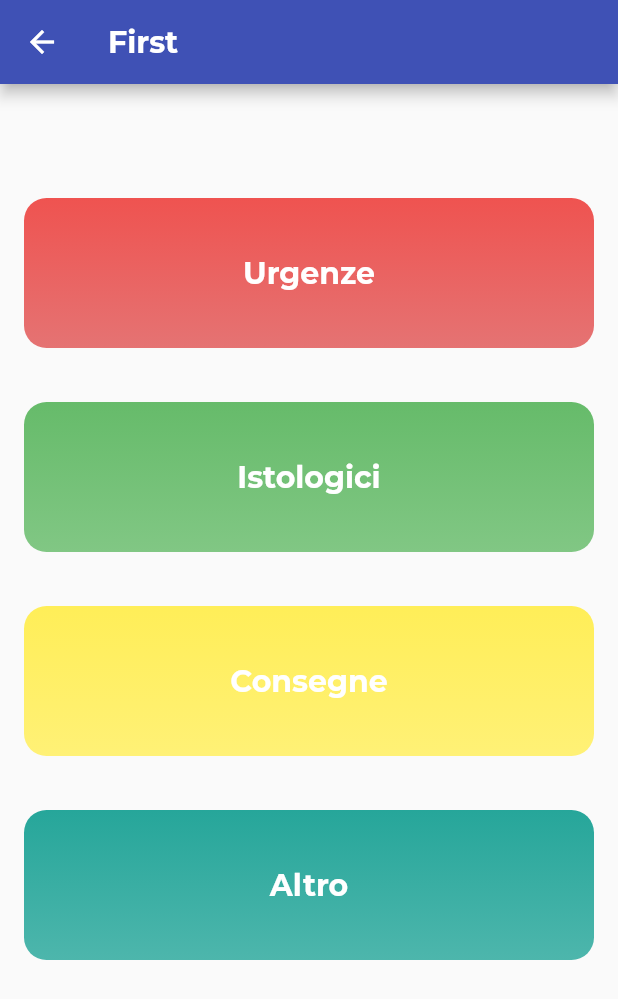
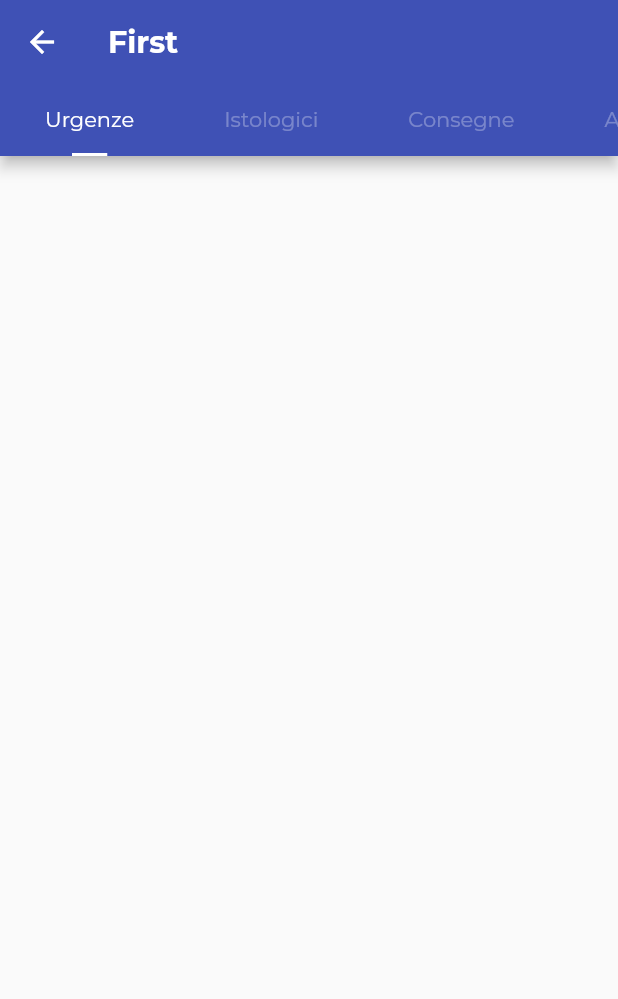
Before and after one commit to MarcoGrillo/Static, a Flutter app: the screen it shows after launch, after a tap on "First", on a phone screen of 412 x 824 dp. Shown: the top 999 px of the screen. Run offline on Flutter 3.47's test engine with Material 2 defaults, Android fonts, the phone set to English and light mode, and no system bars.

Commit message:
Update subfolders.dart

```diff
--- a/FE/lib/screens/subfolders.dart
+++ b/FE/lib/screens/subfolders.dart
@@ -16,6 +16,8 @@ class SubfolderListScreen extends StatefulWidget {
 class _SubfolderListScreenState extends State<SubfolderListScreen> {
   @override
   Widget build(BuildContext context) {
+    List<Subfolder> subfoldersList = subfolders;
+
     final routeArgs =
         ModalRoute.of(context)!.settings.arguments as Map<String, Object>;
 
@@ -25,9 +27,29 @@ class _SubfolderListScreenState extends State<SubfolderListScreen> {
     //final String? boxConstraints = routeArgs['constraints'];
     final appBar = AppBar(
       title: Text(title ?? 'Nuovo'),
+      bottom: TabBar(
+        isScrollable: true, // Required
+        unselectedLabelColor: Colors.white30, // Other tabs color
+        labelPadding: const EdgeInsets.symmetric(
+          horizontal: 30,
+        ), // Space between tabs
+        indicator: UnderlineTabIndicator(
+          borderSide: BorderSide(
+            color: Colors.white,
+            width: 2,
+          ), // Indicator height
+          insets: EdgeInsets.symmetric(
+            horizontal: 48,
+          ), // Indicator width
+        ),
+        tabs: [
+          for (var subfolder in subfoldersList)
+            Tab(
+              text: subfolder.title,
+            )
+        ],
+      ),
     );
-
-    List<Subfolder> subfoldersList = subfolders;
 
     Widget buildSubFolderList(itemCount) {
       // print(routeArgs['appBarTitle']);
@@ -58,12 +80,16 @@ class _SubfolderListScreenState extends State<SubfolderListScreen> {
       );
     }
 
-    return Scaffold(
-      appBar: appBar,
-      body: Padding(
-        padding: const EdgeInsets.all(8.0),
-        child: SingleChildScrollView(
-          child: buildSubFolderList(subfoldersList.length),
+    return DefaultTabController(
+      initialIndex: 0,
+      length: subfoldersList.length,
+      child: Scaffold(
+        appBar: appBar,
+        body: Padding(
+          padding: const EdgeInsets.all(8.0),
+          child: SingleChildScrollView(
+              // child: buildSubFolderList(subfoldersList.length),
+              ),
         ),
       ),
     );
```
